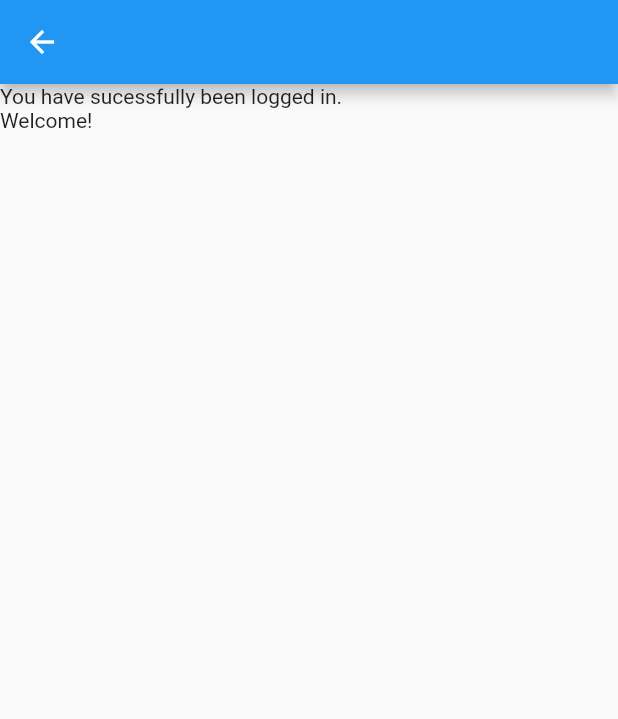
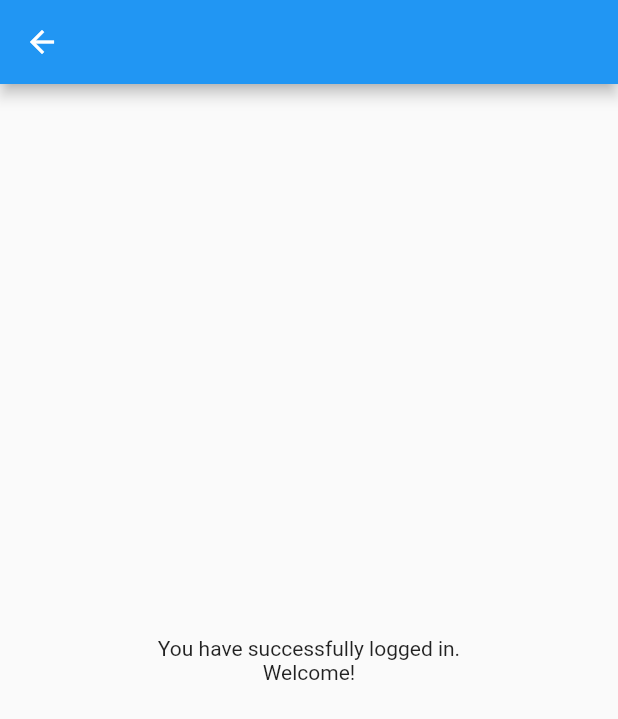
Before and after one commit to ilija-jankovic/engen518_assignment1, a Flutter app: the SuccessPage screen opened directly, on a phone screen of 412 x 824 dp. Shown: the top 719 px of the screen. Run offline on Flutter 3.47's test engine with Material 2 defaults, Android fonts, the phone set to English and light mode, and no system bars; our stand-ins replace local_auth; missing offline and left inert: flutter_bcrypt; statements that could not run were skipped.

Commit message:
Changed Success Page text alignment

```diff
--- a/lib/success_page.dart
+++ b/lib/success_page.dart
@@ -7,6 +7,10 @@ class SuccessPage extends StatelessWidget {
   @override
   Widget build(BuildContext context) {
     return const ThemedScaffold(
-        body: Text('You have sucessfully been logged in.\nWelcome!'));
+        body: Center(
+            child: Text(
+      'You have successfully logged in.\nWelcome!',
+      textAlign: TextAlign.center,
+    )));
   }
 }
```
